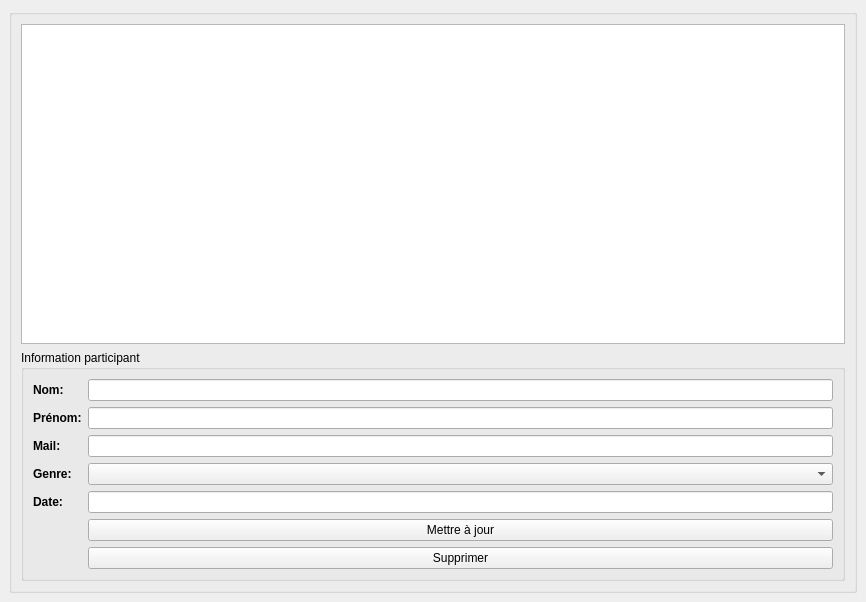
Old version of the form gestionparticipant.ui in the repository yesitswalid/CourseOrientation.
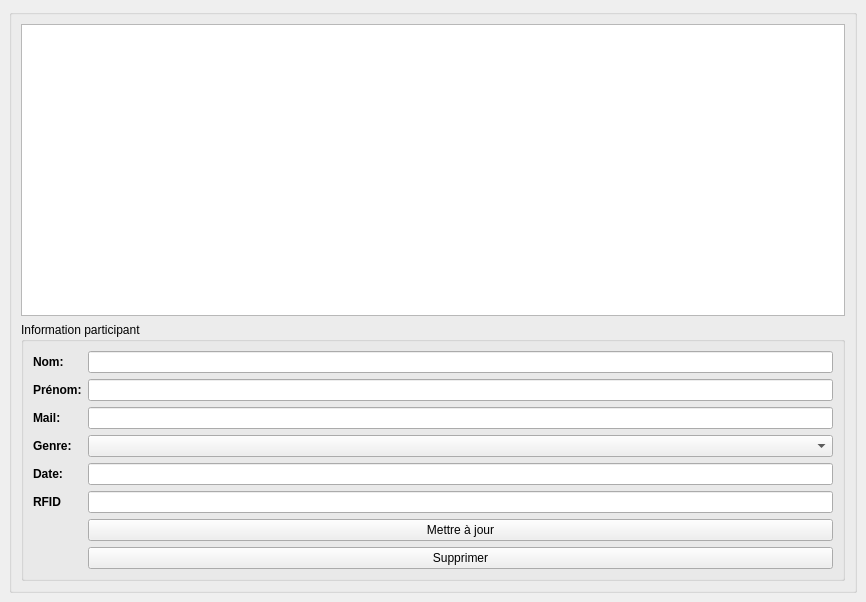
New version of the form.

```diff
--- a/gestionparticipant.ui
+++ b/gestionparticipant.ui
@@ -151,6 +151,21 @@
             </property>
            </widget>
           </item>
+          <item row="8" column="1">
+           <widget class="QLineEdit" name="rfidEdit"/>
+          </item>
+          <item row="8" column="0">
+           <widget class="QLabel" name="label">
+            <property name="font">
+             <font>
+              <bold>true</bold>
+             </font>
+            </property>
+            <property name="text">
+             <string>RFID</string>
+            </property>
+           </widget>
+          </item>
          </layout>
         </widget>
        </item>
```
Left out of the diff: 2 changed lines with no effect on the pictures.
